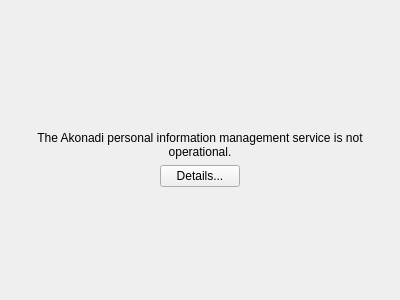
KDE/akonadi, file erroroverlay.ui: the form before one commit.
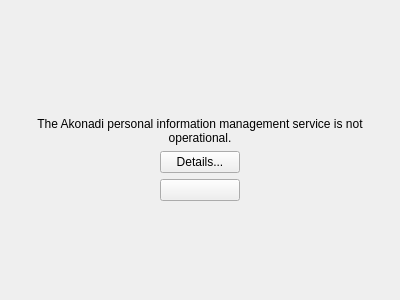
The form after the commit. The open tabs and pages were chosen to show the change. Custom widgets are drawn as their Qt base class.

Commit message: Add 'Quit' button to details page of error overlay

Patch:
```diff
--- a/erroroverlay.ui
+++ b/erroroverlay.ui
@@ -121,7 +121,7 @@
        <string>The Akonadi personal information management framework is not operational.
 Click on &quot;Details...&quot; to obtain detailed information on this problem.</string>
       </property>
-      <layout class="QVBoxLayout" name="verticalLayout_4">
+      <layout class="QVBoxLayout" name="verticalLayout_6">
        <item>
         <spacer name="verticalSpacer_5">
          <property name="orientation">
@@ -174,6 +174,8 @@
           </spacer>
          </item>
          <item>
+          <layout class="QVBoxLayout" name="verticalLayout_4">
+           <item>
           <widget class="KPushButton" name="selfTestButton">
            <property name="sizePolicy">
             <sizepolicy hsizetype="Minimum" vsizetype="Minimum">
@@ -185,6 +187,11 @@
             <string>Details...</string>
            </property>
           </widget>
+           </item>
+           <item>
+            <widget class="KPushButton" name="detailsQuitButton"/>
+           </item>
+          </layout>
          </item>
          <item>
           <spacer name="horizontalSpacer_4">
```
Lines whose indentation alone changed are shown as unchanged. The commit also changes 1 other file.
